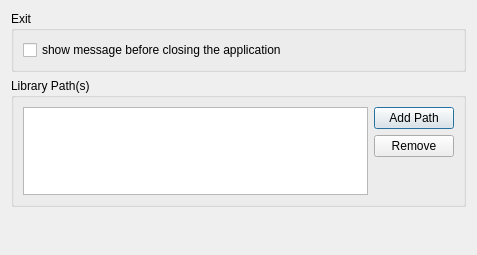
Before: the Qt Designer form Qitom/ui/widgetPropGeneralApplication.ui in itom-project/itom, drawn with Qt 5.
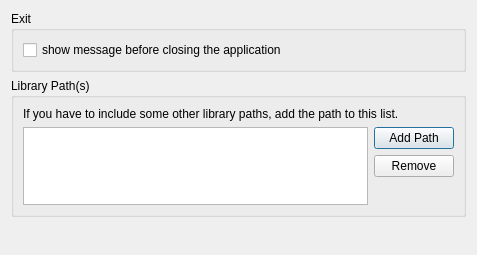
After: the same form once the commit is applied.

What changed in the file:
```diff
--- a/Qitom/ui/widgetPropGeneralApplication.ui
+++ b/Qitom/ui/widgetPropGeneralApplication.ui
@@ -36,6 +36,13 @@
       <string>Library Path(s)</string>
      </property>
      <layout class="QVBoxLayout" name="verticalLayout_4">
+      <item>
+       <widget class="QLabel" name="label">
+        <property name="text">
+         <string>If you have to include some other library paths, add the path to this list.</string>
+        </property>
+       </widget>
+      </item>
       <item>
        <layout class="QHBoxLayout" name="horizontalLayout">
         <item>
```
